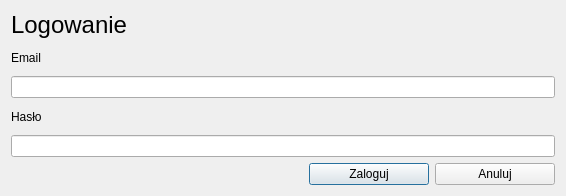
Old version of the form usemaps_lite/ui/login.ui in the repository gis-support/usemaps-lite-plugin.
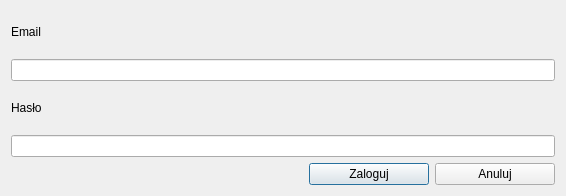
New version of the form. Custom widgets are drawn as their Qt base class.

```diff
--- a/usemaps_lite/ui/login.ui
+++ b/usemaps_lite/ui/login.ui
@@ -27,14 +27,7 @@
   </property>
   <layout class="QVBoxLayout" name="verticalLayout">
    <item>
-    <widget class="QLabel" name="label">
-     <property name="text">
-      <string>&lt;html&gt;&lt;head/&gt;&lt;body&gt;&lt;p&gt;&lt;span style=&quot; font-size:18pt;&quot;&gt;Logowanie&lt;/span&gt;&lt;/p&gt;&lt;/body&gt;&lt;/html&gt;</string>
-     </property>
-    </widget>
-   </item>
-   <item>
-    <widget class="QLabel" name="label_2">
+    <widget class="QLabel" name="email_label">
      <property name="text">
       <string>Email</string>
      </property>
```
Left out of the diff: 2 changed lines with no effect on the pictures.
